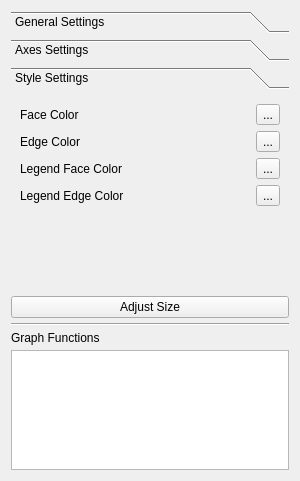
Before: the Qt Designer form plot_tool/designer/plotter_visor/plotter_visor_ui.ui in grupo-tc-volcan/plot-tool, drawn with Qt 5.
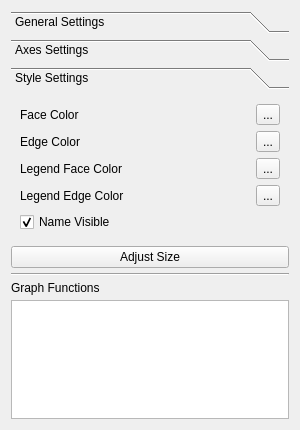
After: the same form once the commit is applied.

What changed in the file:
```diff
--- a/plot_tool/designer/plotter_visor/plotter_visor_ui.ui
+++ b/plot_tool/designer/plotter_visor/plotter_visor_ui.ui
@@ -7,7 +7,7 @@
     <x>0</x>
     <y>0</y>
     <width>300</width>
-    <height>481</height>
+    <height>430</height>
    </rect>
   </property>
   <property name="sizePolicy">
@@ -398,7 +398,7 @@
         <x>0</x>
         <y>0</y>
         <width>282</width>
-        <height>199</height>
+        <height>148</height>
        </rect>
       </property>
       <attribute name="label">
@@ -407,6 +407,9 @@
       <layout class="QVBoxLayout" name="verticalLayout_3">
        <item>
         <layout class="QFormLayout" name="formLayout">
+         <property name="sizeConstraint">
+          <enum>QLayout::SetFixedSize</enum>
+         </property>
          <property name="horizontalSpacing">
           <number>30</number>
          </property>
@@ -498,6 +501,16 @@
          </item>
         </layout>
        </item>
+       <item>
+        <widget class="QCheckBox" name="visible">
+         <property name="text">
+          <string>Name Visible</string>
+         </property>
+         <property name="checked">
+          <bool>true</bool>
+         </property>
+        </widget>
+       </item>
       </layout>
      </widget>
     </widget>
```
Left out of the diff: 4 changed lines with no effect on the pictures.
